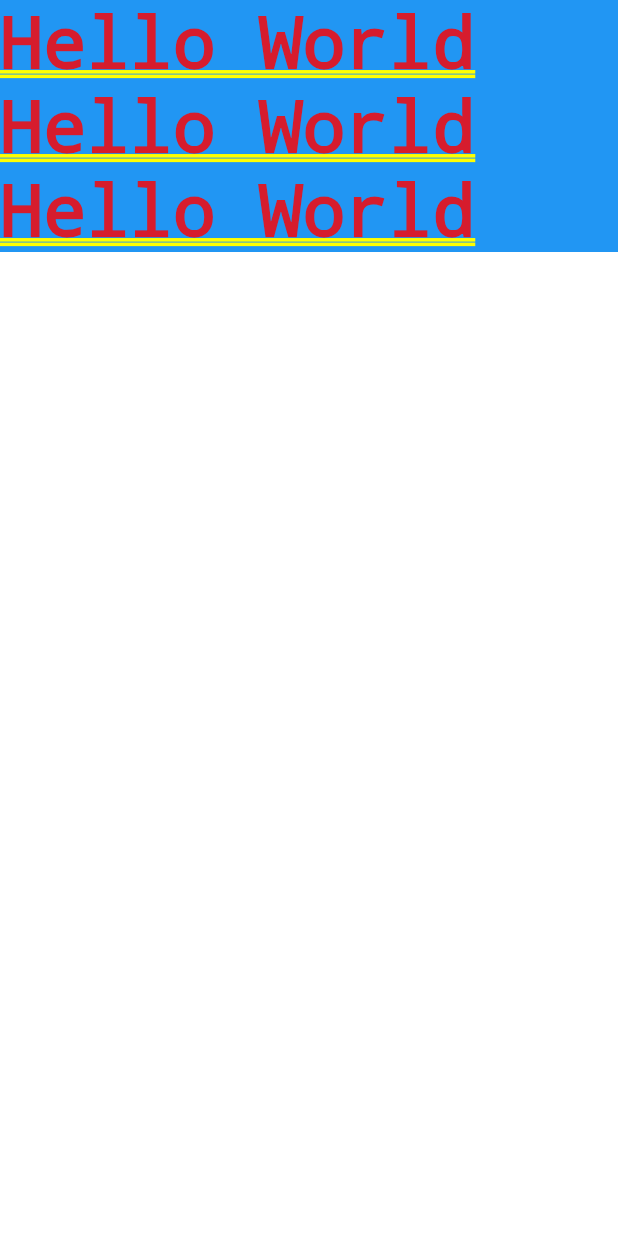
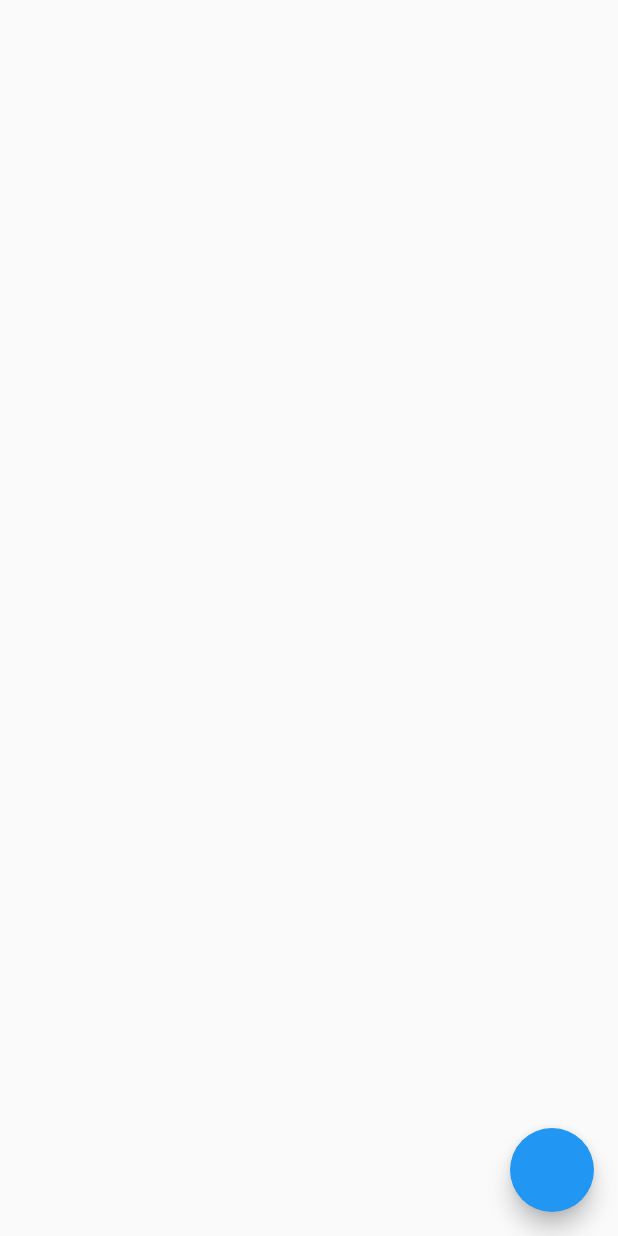
Before and after one commit to SeemannMx/tree, a Flutter app: the screen it shows after launch, on a phone screen of 412 x 824 dp. Run offline on Flutter 3.47's test engine with Material 2 defaults, Android fonts, the phone set to English and light mode, and no system bars.

Commit message:
List implemented

```diff
--- a/lib/list.dart
+++ b/lib/list.dart
@@ -1,23 +1,24 @@
 import 'package:flutter/material.dart';
 import 'package:flutter/widgets.dart';
 
-class MyList extends StatefulWidget {
-  const MyList({Key key}) : super(key: key);
+class MyList extends StatelessWidget{
 
-  @override
-  _MyListState createState() => _MyListState();
-}
+  MyList(this.count);
 
-class _MyListState extends State<MyList> {
+  final int count;
+
   @override
   Widget build(BuildContext context) {
     return ListView.builder(
-        itemCount: 3,
-        itemBuilder: (context, index) {
-          return Container(
-            child: Text("Hello World"),
-            color: Colors.blue,
-          );
-        });
+      itemCount: count,
+      itemBuilder: (context, index) {
+        return Container(
+          margin: EdgeInsets.all(16),
+          padding: EdgeInsets.all(16),
+          child: Text("Hello World"),
+          color: Colors.blue,
+        );
+      },
+    );
   }
 }
--- a/lib/main.dart
+++ b/lib/main.dart
@@ -1,5 +1,3 @@
-import 'dart:async';
-
 import 'package:flutter/material.dart';
 import 'package:tree/list.dart';
 
@@ -12,13 +10,29 @@ enum SplashScreenLoading {
   finished,
 }
 
-class MyApp extends StatelessWidget {
-  // This widget is the root of your application.
+class MyApp extends StatefulWidget {
+  @override
+  _MyAppState createState() => _MyAppState();
+}
+
+class _MyAppState extends State<MyApp> {
+
+  int count = 0;
+
   @override
   Widget build(BuildContext context) {
     return MaterialApp(
       title: 'Flutter Demo',
-      home: MyList()
+      home: Scaffold(
+        body: MyList(count),
+        floatingActionButton: FloatingActionButton(
+          onPressed: (){
+            setState(() {
+              count++;
+            });
+          },
+        ),
+      ),
     );
   }
 }
```
